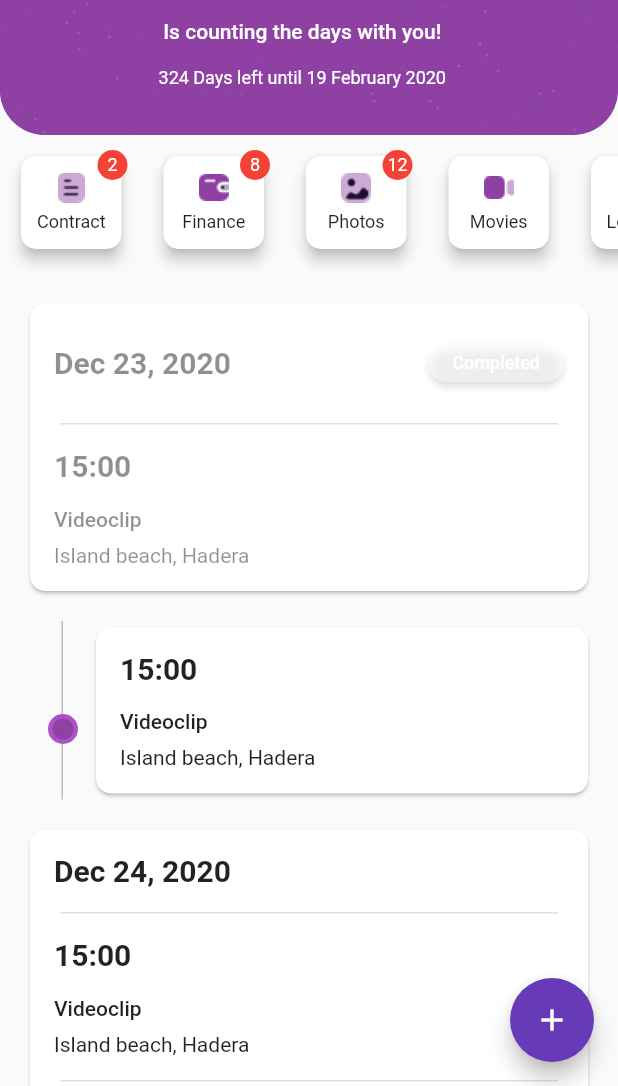
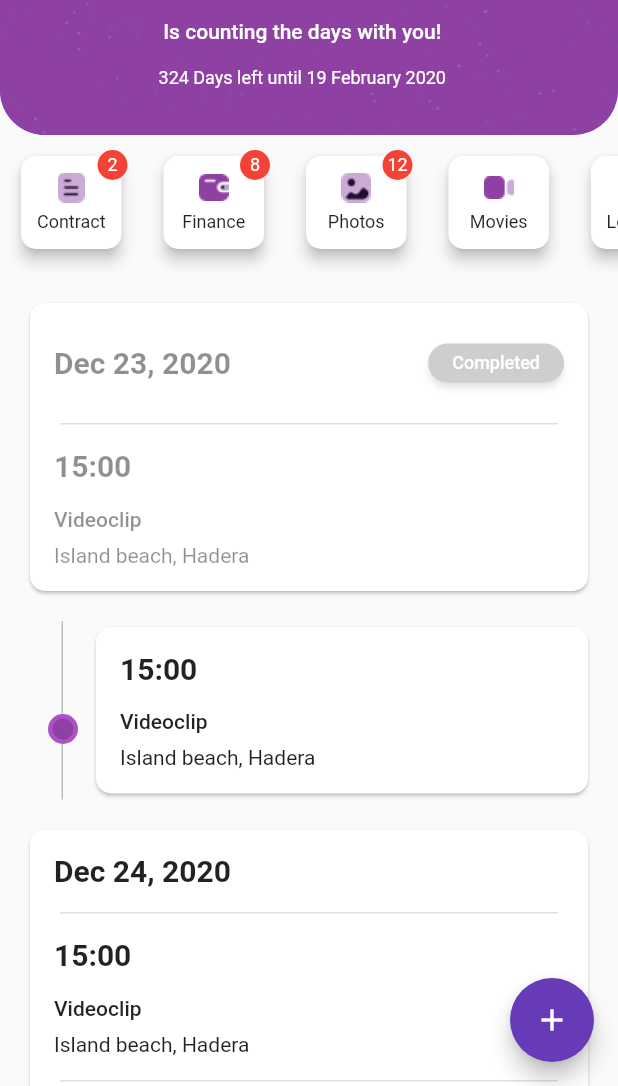
Before and after one commit to Miolin/test_page, a Flutter app: the screen it shows after launch, on a phone screen of 412 x 824 dp, the part 150-1236 px from its top. Run offline on Flutter 3.47's test engine with Material 2 defaults, Android fonts, the phone set to English and light mode, and no system bars; our stand-ins replace rxdart; network calls fail.

Commit message:
fix completed color

```diff
--- a/lib/src/widgets/event_card.dart
+++ b/lib/src/widgets/event_card.dart
@@ -47,7 +47,7 @@ class EventCard extends StatelessWidget {
                             padding: const EdgeInsets.only(left: 8),
                             child: RaisedButton(
                               onPressed: () {},
-                              color: Colors.white54,
+                              color: Colors.grey,
                               child: Text(
                                 'Completed',
                                 style: Theme.of(context).textTheme.button,
@@ -102,7 +102,7 @@ class EventCard extends StatelessWidget {
                   padding: const EdgeInsets.only(left: 8),
                   child: RaisedButton(
                     onPressed: () {},
-                    color: Colors.white54,
+                    color: Colors.grey,
                     child: Text(
                       'Completed',
                       style: Theme.of(context).textTheme.button,
```
